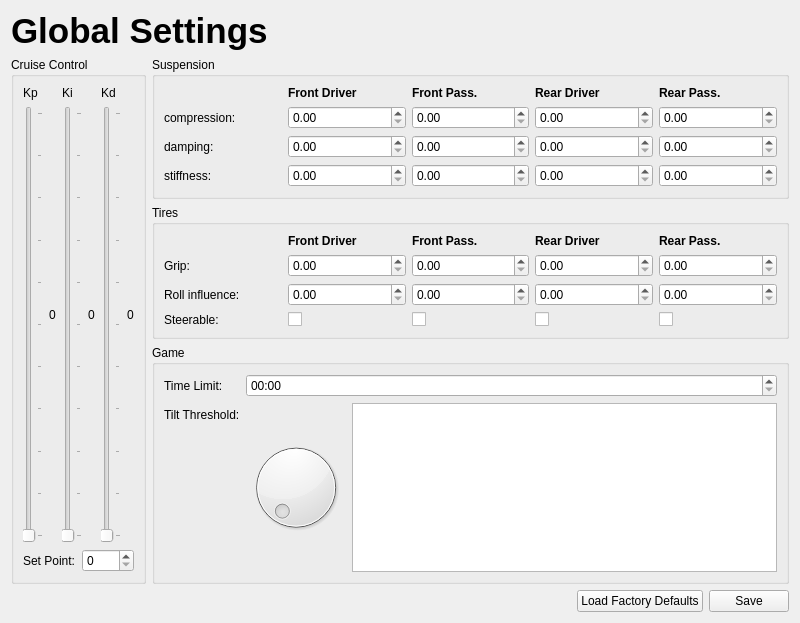
Qt form frontend/ui/settings.ui (WartburgComputerClub/tractor-drive) before a commit.
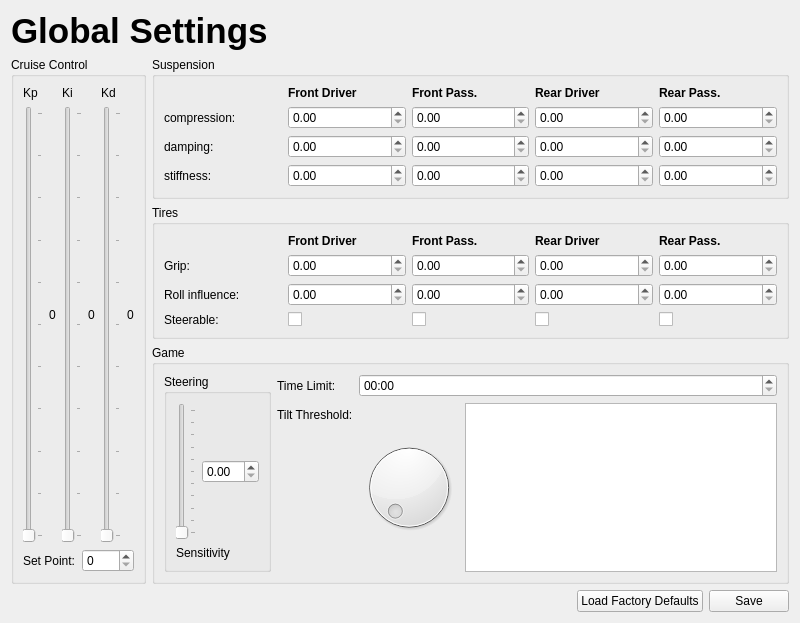
The same form after that commit.

Commit message: added wheel sensitivity to ui/settings: issue #1

```diff
--- a/frontend/ui/settings.ui
+++ b/frontend/ui/settings.ui
@@ -381,7 +381,52 @@
          <property name="title">
           <string>Game</string>
          </property>
-         <layout class="QVBoxLayout" name="verticalLayout_7">
+         <layout class="QHBoxLayout" name="horizontalLayout_6">
+          <item>
+           <widget class="QGroupBox" name="groupBox">
+            <property name="title">
+             <string>Steering</string>
+            </property>
+            <layout class="QVBoxLayout" name="verticalLayout_7">
+             <item>
+              <layout class="QHBoxLayout" name="horizontalLayout_7">
+               <item>
+                <widget class="QSlider" name="sensitivitySlider">
+                 <property name="maximum">
+                  <number>100</number>
+                 </property>
+                 <property name="value">
+                  <number>0</number>
+                 </property>
+                 <property name="sliderPosition">
+                  <number>0</number>
+                 </property>
+                 <property name="orientation">
+                  <enum>Qt::Vertical</enum>
+                 </property>
+                 <property name="tickPosition">
+                  <enum>QSlider::TicksBelow</enum>
+                 </property>
+                 <property name="tickInterval">
+                  <number>10</number>
+                 </property>
+                </widget>
+               </item>
+               <item>
+                <widget class="QDoubleSpinBox" name="sensitivitySpinner"/>
+               </item>
+              </layout>
+             </item>
+             <item>
+              <widget class="QLabel" name="label_9">
+               <property name="text">
+                <string>Sensitivity</string>
+               </property>
+              </widget>
+             </item>
+            </layout>
+           </widget>
+          </item>
           <item>
            <layout class="QFormLayout" name="formLayout">
             <property name="fieldGrowthPolicy">
```
The commit also changes 7 other files.
